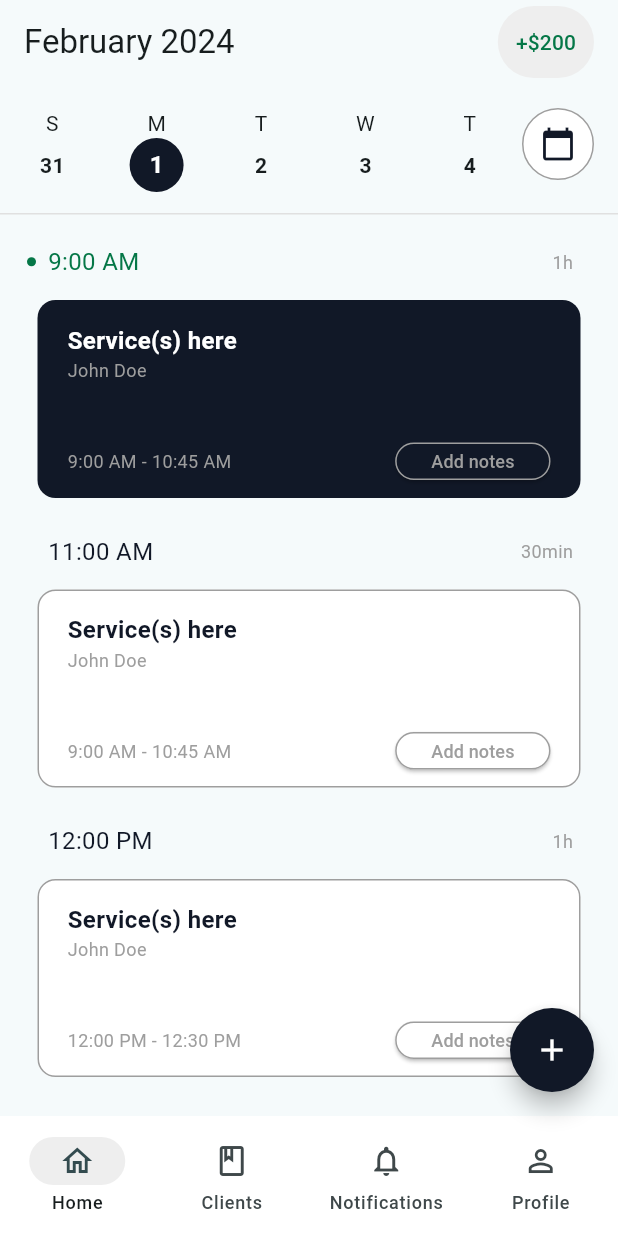
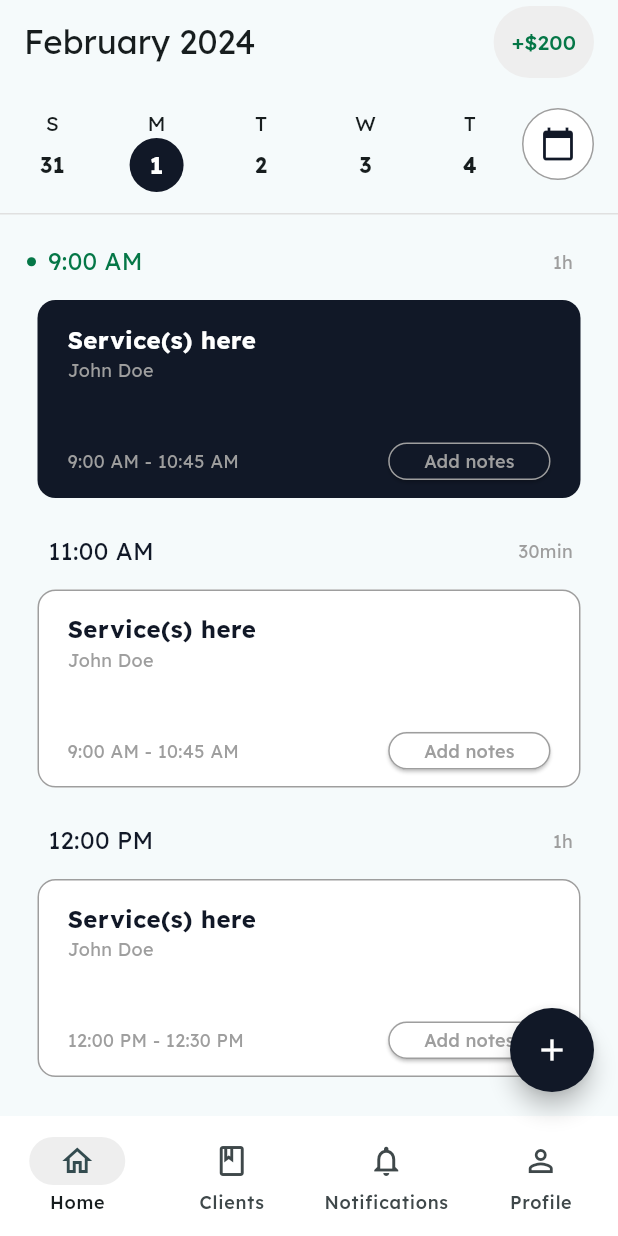
Before and after one commit to prachiheda/Flutter-Demo, a Flutter app: the screen it shows after launch, on a phone screen of 412 x 824 dp. Run offline on Flutter 3.47's test engine with Material 3 defaults, Android fonts, the phone set to English and light mode, and no system bars.

Commit message:
update fonts

```diff
--- a/lib/main.dart
+++ b/lib/main.dart
@@ -16,6 +16,7 @@ class MyApp extends StatelessWidget {
     return MaterialApp(
       title: 'Flutter Demo',
       theme: ThemeData(
+        fontFamily: 'Lexend',
         colorScheme: ColorScheme.fromSeed(seedColor: Colors.white),
         useMaterial3: true,
       ),
```
Also changed, not shown: pubspec.yaml (+6 -6 lines), fonts/Lexend-VariableFont_wght.ttf (added), 6 other files.
